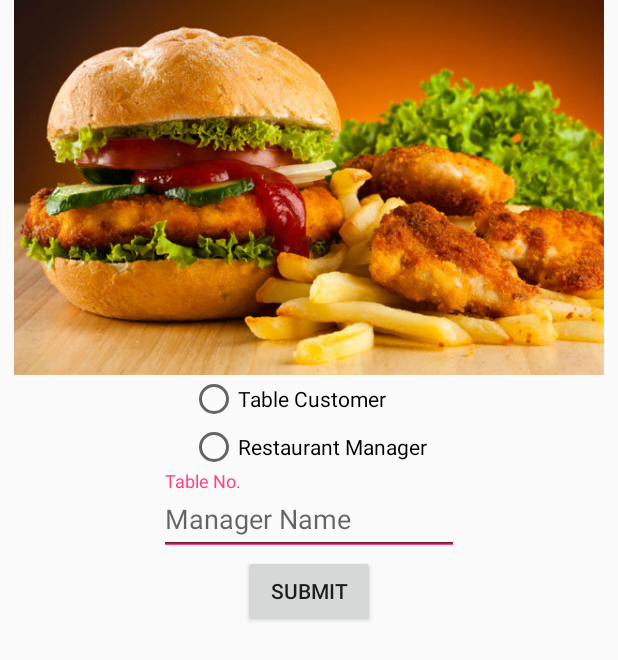
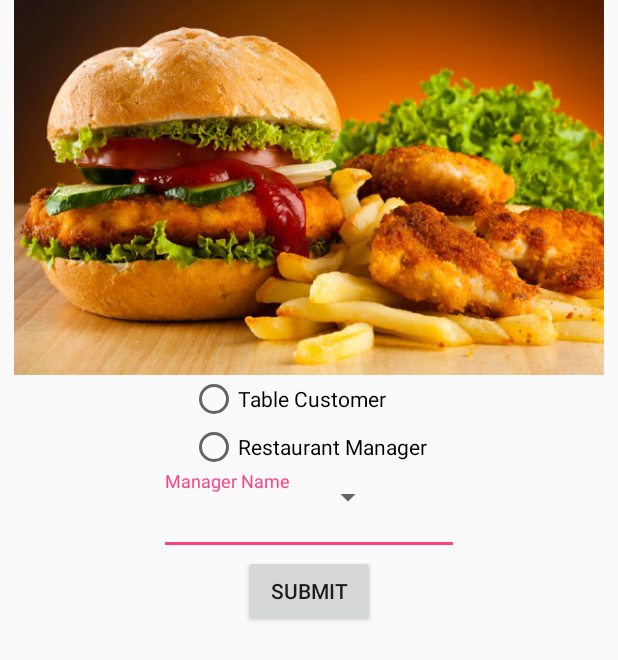
Before and after one commit to jinal90/CapeStone, an Android app: the layout activity_login_screen.xml on its own in the app's theme, with its tools: preview values and no code run, on a phone screen of 412 x 824 dp. Shown: the top 660 px of the screen. Run offline under Robolectric (Android 15) with nearby library versions, the phone set to English and light mode, and no system bars.

Commit message:
created spinner for table name

```diff
--- a/app/build.gradle
+++ b/app/build.gradle
@@ -35,5 +35,4 @@
     compile 'com.google.code.gson:gson:2.7'
     compile 'com.google.android.gms:play-services-nearby:9.6.1'
     apt 'com.jakewharton:butterknife-compiler:8.4.0'
-    compile 'com.google.android.gms:play-services-nearby:9.6.1'
 }
--- a/app/src/main/java/com/udacity/food/feasta/foodfeasta/table/customer/ui/adapters/MenuRecyclerViewAdapter.java
+++ b/app/src/main/java/com/udacity/food/feasta/foodfeasta/table/customer/ui/adapters/MenuRecyclerViewAdapter.java
@@ -14,6 +14,7 @@
 import com.google.gson.Gson;
 import com.squareup.picasso.Picasso;
 import com.udacity.food.feasta.foodfeasta.R;
+import com.udacity.food.feasta.foodfeasta.helper.SessionFactory;
 import com.udacity.food.feasta.foodfeasta.model.Fooditem;
 import com.udacity.food.feasta.foodfeasta.model.TableOrder;
 import com.udacity.food.feasta.foodfeasta.table.customer.ui.activity.LandingPageActivityCustomer;
@@ -112,7 +113,8 @@
                         public void onClick(DialogInterface dialog, int which) {
                             Toast.makeText(itemView.getContext(), "Added", Toast.LENGTH_SHORT).show();
                             TableOrder message = new TableOrder();
-                            message.setTableName("Table 1");
+                            //message.setTableName("Table 1");
+                            message.setTableName(SessionFactory.getInstance().getSelectedTable());
                             message.setFoodItemName(foodItem.getName());
                             Gson gson = new Gson();
                             String msgJson = gson.toJson(message);
--- a/app/src/main/res/layout/activity_login_screen.xml
+++ b/app/src/main/res/layout/activity_login_screen.xml
@@ -41,7 +41,15 @@
         android:layout_below="@+id/radioGroupUserType"
         android:layout_centerHorizontal="true">
 
-        <android.support.design.widget.TextInputLayout
+        <Spinner
+            android:id="@+id/tableNameSpinner"
+            android:layout_width="150dp"
+            android:layout_height="wrap_content"
+            android:layout_gravity="bottom"
+            android:layout_marginBottom="5dp"
+            android:layout_marginTop="5dp" />
+
+        <!--<android.support.design.widget.TextInputLayout
             android:id="@+id/tlInputTable"
             android:layout_width="200dp"
             android:layout_height="wrap_content">
@@ -52,7 +60,7 @@
                 android:layout_height="wrap_content"
                 android:hint="Table No." />
 
-        </android.support.design.widget.TextInputLayout>
+        </android.support.design.widget.TextInputLayout>-->
 
         <android.support.design.widget.TextInputLayout
             android:id="@+id/tlInputName"
```
Also changed, not shown: app/src/main/java/com/udacity/food/feasta/foodfeasta/helper/SessionFactory.java (added, +13 -0 lines), app/src/main/java/com/udacity/food/feasta/foodfeasta/helper/SessionManager.java (added, +20 -0 lines), app/src/main/java/com/udacity/food/feasta/foodfeasta/helper/SessionManagerInterface.java (added, +12 -0 lines), app/src/main/java/com/udacity/food/feasta/foodfeasta/table/customer/ui/activity/LoginScreenActivity.java (+39 -9 lines), app/src/main/res/values/strings.xml (+9 -0 lines).
